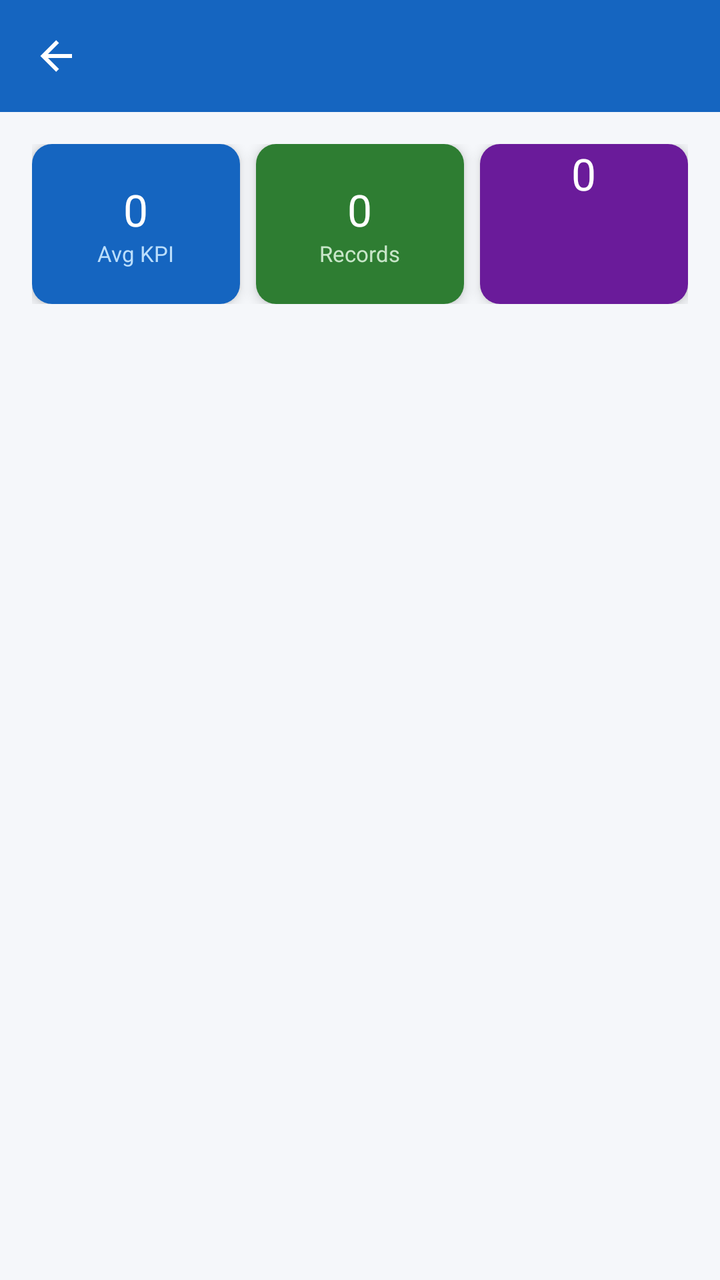
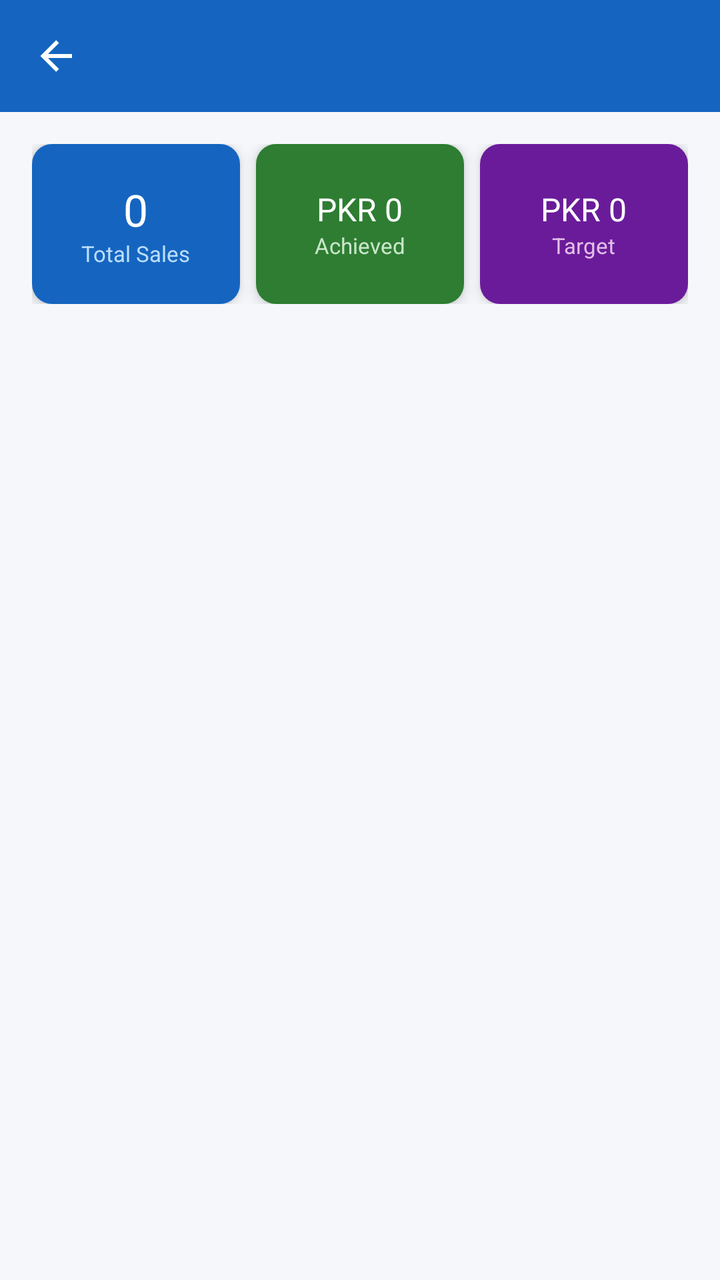

Compare the two renders of this Android layout. The source of the first and the diff that turns it into the second are given below.
<!-- AndroidManifest.xml: application theme Theme.WorkVerse -->
<!-- res/layout/activity_ceo_sales_report.xml -->
<?xml version="1.0" encoding="utf-8"?>
<LinearLayout xmlns:android="http://schemas.android.com/apk/res/android"
    xmlns:app="http://schemas.android.com/apk/res-auto"
    android:layout_width="match_parent" android:layout_height="match_parent"
    android:orientation="vertical" android:background="@color/background">
    <androidx.appcompat.widget.Toolbar android:id="@+id/toolbar"
        android:layout_width="match_parent" android:layout_height="?attr/actionBarSize"
        android:background="@color/primary" app:titleTextColor="@color/white"
        app:navigationIcon="@drawable/ic_back"/>
    <ProgressBar android:id="@+id/progressBar" android:layout_width="wrap_content"
        android:layout_height="wrap_content" android:layout_gravity="center"
        android:visibility="gone"/>
    <LinearLayout android:layout_width="match_parent" android:layout_height="wrap_content"
        android:orientation="horizontal" android:padding="16dp">
        <androidx.cardview.widget.CardView android:layout_width="0dp" android:layout_height="80dp"
            android:layout_weight="1" android:layout_marginEnd="8dp"
            app:cardCornerRadius="10dp" app:cardElevation="4dp">
            <LinearLayout android:layout_width="match_parent" android:layout_height="match_parent"
                android:gravity="center" android:orientation="vertical" android:background="@color/card_blue">
                <TextView android:id="@+id/tvAvgKpi" android:layout_width="wrap_content"
                    android:layout_height="wrap_content" android:text="0" android:textColor="@color/white"
                    android:textSize="22sp" android:fontFamily="sans-serif-bold"/>
                <TextView android:layout_width="wrap_content" android:layout_height="wrap_content"
                    android:text="Avg KPI" android:textColor="#BBDEFB" android:textSize="11sp"/>
            </LinearLayout>
        </androidx.cardview.widget.CardView>
        <androidx.cardview.widget.CardView android:layout_width="0dp" android:layout_height="80dp"
            android:layout_weight="1" app:cardCornerRadius="10dp" app:cardElevation="4dp">
            <LinearLayout android:layout_width="match_parent" android:layout_height="match_parent"
                android:gravity="center" android:orientation="vertical" android:background="@color/card_green">
                <TextView android:id="@+id/tvTotalRecords" android:layout_width="wrap_content"
                    android:layout_height="wrap_content" android:text="0" android:textColor="@color/white"
                    android:textSize="22sp" android:fontFamily="sans-serif-bold"/>
                <TextView android:layout_width="wrap_content" android:layout_height="wrap_content"
                    android:text="Records" android:textColor="#C8E6C9" android:textSize="11sp"/>
            </LinearLayout>
        </androidx.cardview.widget.CardView>
        <androidx.cardview.widget.CardView android:layout_width="0dp" android:layout_height="80dp"
            android:layout_weight="1" android:layout_marginStart="8dp"
            app:cardCornerRadius="10dp" app:cardElevation="4dp">
            <LinearLayout android:layout_width="match_parent" android:layout_height="match_parent"
                android:gravity="center" android:orientation="vertical" android:background="@color/card_purple">
                <TextView android:id="@+id/tvPositive" android:layout_width="wrap_content"
                    android:layout_height="wrap_content" android:text="0" android:textColor="@color/white"
                    android:textSize="22sp" android:fontFamily="sans-serif-bold"/>
                <TextView android:id="@+id/tvNegative" android:layout_width="wrap_content"
                    android:layout_height="wrap_content" android:text="" android:textColor="#E1BEE7" android:textSize="10sp"/>
                <TextView android:id="@+id/tvNeutral" android:layout_width="wrap_content"
                    android:layout_height="wrap_content" android:text="" android:textColor="#E1BEE7" android:textSize="10sp"/>
                <TextView android:id="@+id/tvPresentCount" android:layout_width="wrap_content"
                    android:layout_height="wrap_content" android:text="" android:textColor="#E1BEE7" android:textSize="10sp"/>
                <TextView android:id="@+id/tvAbsentCount" android:layout_width="wrap_content"
                    android:layout_height="wrap_content" android:text="" android:textColor="#E1BEE7" android:textSize="10sp"/>
                <TextView android:id="@+id/tvTotalSales" android:layout_width="wrap_content"
                    android:layout_height="wrap_content" android:text="" android:textColor="#E1BEE7" android:textSize="10sp"/>
                <TextView android:id="@+id/tvTotalAmount" android:layout_width="wrap_content"
                    android:layout_height="wrap_content" android:text="" android:textColor="#E1BEE7" android:textSize="10sp"/>
                <TextView android:id="@+id/tvName" android:layout_width="wrap_content"
                    android:layout_height="wrap_content" android:text="" android:textColor="#E1BEE7" android:textSize="10sp"/>
                <TextView android:id="@+id/tvEmail" android:layout_width="wrap_content"
                    android:layout_height="wrap_content" android:text="" android:textColor="#E1BEE7" android:textSize="10sp"/>
                <TextView android:id="@+id/tvRole" android:layout_width="wrap_content"
                    android:layout_height="wrap_content" android:text="" android:textColor="#E1BEE7" android:textSize="10sp"/>
            </LinearLayout>
        </androidx.cardview.widget.CardView>
    </LinearLayout>
    <TextView android:id="@+id/tvEmpty" android:layout_width="wrap_content"
        android:layout_height="wrap_content" android:text="No data available"
        android:textColor="@color/text_secondary" android:layout_gravity="center"
        android:layout_marginTop="30dp" android:visibility="gone"/>
    <androidx.recyclerview.widget.RecyclerView android:id="@+id/recyclerView"
        android:layout_width="match_parent" android:layout_height="0dp"
        android:layout_weight="1" android:padding="12dp" android:clipToPadding="false"/>
</LinearLayout>
<!-- resources referenced by this layout -->
<resources>
  <color name="background">#F5F7FA</color>
  <color name="card_blue">#1565C0</color>
  <color name="card_green">#2E7D32</color>
  <color name="card_purple">#6A1B9A</color>
  <color name="primary">#1565C0</color>
  <color name="text_secondary">#757575</color>
  <color name="white">#FFFFFF</color>
  <!-- drawable ic_back (drawable) -->
  <?xml version="1.0" encoding="utf-8"?>
  <vector xmlns:android="http://schemas.android.com/apk/res/android" android:width="24dp" android:height="24dp" android:viewportWidth="24" android:viewportHeight="24">
      <path android:fillColor="#FFFFFF" android:pathData="M20,11V13H8L13.5,18.5L12.08,19.92L4.16,12L12.08,4.08L13.5,5.5L8,11H20Z"/>
  </vector>
  <style name="Theme.WorkVerse" parent="Theme.MaterialComponents.Light.NoActionBar">
          <item name="colorPrimary">@color/primary</item>
          <item name="colorPrimaryVariant">@color/primary_dark</item>
          <item name="colorOnPrimary">@color/white</item>
          <item name="colorSecondary">@color/accent</item>
          <item name="android:colorBackground">@color/background</item>
          <item name="android:statusBarColor">@color/primary_dark</item>
      </style>
  <color name="primary_dark">#0D47A1</color>
  <color name="accent">#FF8F00</color>
</resources>

<!-- the commit's change to res/layout/activity_ceo_sales_report.xml (unified diff, before → after) -->
@@ -1,74 +1,145 @@
-<?xml version="1.0" encoding="utf-8"?>
 <LinearLayout xmlns:android="http://schemas.android.com/apk/res/android"
     xmlns:app="http://schemas.android.com/apk/res-auto"
-    android:layout_width="match_parent" android:layout_height="match_parent"
-    android:orientation="vertical" android:background="@color/background">
-    <androidx.appcompat.widget.Toolbar android:id="@+id/toolbar"
-        android:layout_width="match_parent" android:layout_height="?attr/actionBarSize"
-        android:background="@color/primary" app:titleTextColor="@color/white"
-        app:navigationIcon="@drawable/ic_back"/>
-    <ProgressBar android:id="@+id/progressBar" android:layout_width="wrap_content"
-        android:layout_height="wrap_content" android:layout_gravity="center"
-        android:visibility="gone"/>
-    <LinearLayout android:layout_width="match_parent" android:layout_height="wrap_content"
-        android:orientation="horizontal" android:padding="16dp">
-        <androidx.cardview.widget.CardView android:layout_width="0dp" android:layout_height="80dp"
-            android:layout_weight="1" android:layout_marginEnd="8dp"
-            app:cardCornerRadius="10dp" app:cardElevation="4dp">
-            <LinearLayout android:layout_width="match_parent" android:layout_height="match_parent"
-                android:gravity="center" android:orientation="vertical" android:background="@color/card_blue">
-                <TextView android:id="@+id/tvAvgKpi" android:layout_width="wrap_content"
-                    android:layout_height="wrap_content" android:text="0" android:textColor="@color/white"
-                    android:textSize="22sp" android:fontFamily="sans-serif-bold"/>
-                <TextView android:layout_width="wrap_content" android:layout_height="wrap_content"
-                    android:text="Avg KPI" android:textColor="#BBDEFB" android:textSize="11sp"/>
+    android:layout_width="match_parent"
+    android:layout_height="match_parent"
+    android:background="@color/background"
+    android:orientation="vertical">
+
+    <androidx.appcompat.widget.Toolbar
+        android:id="@+id/toolbar"
+        android:layout_width="match_parent"
+        android:layout_height="?attr/actionBarSize"
+        android:background="@color/primary"
+        app:navigationIcon="@drawable/ic_back"
+        app:titleTextColor="@color/white" />
+
+    <ProgressBar
+        android:id="@+id/progressBar"
+        android:layout_width="wrap_content"
+        android:layout_height="wrap_content"
+        android:layout_gravity="center"
+        android:visibility="gone" />
+
+    <LinearLayout
+        android:layout_width="match_parent"
+        android:layout_height="wrap_content"
+        android:orientation="horizontal"
+        android:padding="16dp">
+
+        <androidx.cardview.widget.CardView
+            android:layout_width="0dp"
+            android:layout_height="80dp"
+            android:layout_marginEnd="8dp"
+            android:layout_weight="1"
+            app:cardCornerRadius="10dp"
+            app:cardElevation="4dp">
+
+            <LinearLayout
+                android:layout_width="match_parent"
+                android:layout_height="match_parent"
+                android:background="@color/card_blue"
+                android:gravity="center"
+                android:orientation="vertical">
+
+                <TextView
+                    android:id="@+id/tvTotalSales"
+                    android:layout_width="wrap_content"
+                    android:layout_height="wrap_content"
+                    android:fontFamily="sans-serif-bold"
+                    android:text="0"
+                    android:textColor="@color/white"
+                    android:textSize="22sp" />
+
+                <TextView
+                    android:layout_width="wrap_content"
+                    android:layout_height="wrap_content"
+                    android:text="Total Sales"
+                    android:textColor="#BBDEFB"
+                    android:textSize="11sp" />
             </LinearLayout>
         </androidx.cardview.widget.CardView>
-        <androidx.cardview.widget.CardView android:layout_width="0dp" android:layout_height="80dp"
-            android:layout_weight="1" app:cardCornerRadius="10dp" app:cardElevation="4dp">
-            <LinearLayout android:layout_width="match_parent" android:layout_height="match_parent"
-                android:gravity="center" android:orientation="vertical" android:background="@color/card_green">
-                <TextView android:id="@+id/tvTotalRecords" android:layout_width="wrap_content"
-                    android:layout_height="wrap_content" android:text="0" android:textColor="@color/white"
-                    android:textSize="22sp" android:fontFamily="sans-serif-bold"/>
-                <TextView android:layout_width="wrap_content" android:layout_height="wrap_content"
-                    android:text="Records" android:textColor="#C8E6C9" android:textSize="11sp"/>
+
+        <androidx.cardview.widget.CardView
+            android:layout_width="0dp"
+            android:layout_height="80dp"
+            android:layout_weight="1"
+            app:cardCornerRadius="10dp"
+            app:cardElevation="4dp">
+
+            <LinearLayout
+                android:layout_width="match_parent"
+                android:layout_height="match_parent"
+                android:background="@color/card_green"
+                android:gravity="center"
+                android:orientation="vertical">
+
+                <TextView
+                    android:id="@+id/tvTotalAmount"
+                    android:layout_width="wrap_content"
+                    android:layout_height="wrap_content"
+                    android:fontFamily="sans-serif-bold"
+                    android:text="PKR 0"
+                    android:textColor="@color/white"
+                    android:textSize="16sp" />
+
+                <TextView
+                    android:layout_width="wrap_content"
+                    android:layout_height="wrap_content"
+                    android:text="Achieved"
+                    android:textColor="#C8E6C9"
+                    android:textSize="11sp" />
             </LinearLayout>
         </androidx.cardview.widget.CardView>
-        <androidx.cardview.widget.CardView android:layout_width="0dp" android:layout_height="80dp"
-            android:layout_weight="1" android:layout_marginStart="8dp"
-            app:cardCornerRadius="10dp" app:cardElevation="4dp">
-            <LinearLayout android:layout_width="match_parent" android:layout_height="match_parent"
-                android:gravity="center" android:orientation="vertical" android:background="@color/card_purple">
-                <TextView android:id="@+id/tvPositive" android:layout_width="wrap_content"
-                    android:layout_height="wrap_content" android:text="0" android:textColor="@color/white"
-                    android:textSize="22sp" android:fontFamily="sans-serif-bold"/>
-                <TextView android:id="@+id/tvNegative" android:layout_width="wrap_content"
-                    android:layout_height="wrap_content" android:text="" android:textColor="#E1BEE7" android:textSize="10sp"/>
-                <TextView android:id="@+id/tvNeutral" android:layout_width="wrap_content"
-                    android:layout_height="wrap_content" android:text="" android:textColor="#E1BEE7" android:textSize="10sp"/>
-                <TextView android:id="@+id/tvPresentCount" android:layout_width="wrap_content"
-                    android:layout_height="wrap_content" android:text="" android:textColor="#E1BEE7" android:textSize="10sp"/>
-                <TextView android:id="@+id/tvAbsentCount" android:layout_width="wrap_content"
-                    android:layout_height="wrap_content" android:text="" android:textColor="#E1BEE7" android:textSize="10sp"/>
-                <TextView android:id="@+id/tvTotalSales" android:layout_width="wrap_content"
-                    android:layout_height="wrap_content" android:text="" android:textColor="#E1BEE7" android:textSize="10sp"/>
-                <TextView android:id="@+id/tvTotalAmount" android:layout_width="wrap_content"
-                    android:layout_height="wrap_content" android:text="" android:textColor="#E1BEE7" android:textSize="10sp"/>
-                <TextView android:id="@+id/tvName" android:layout_width="wrap_content"
-                    android:layout_height="wrap_content" android:text="" android:textColor="#E1BEE7" android:textSize="10sp"/>
-                <TextView android:id="@+id/tvEmail" android:layout_width="wrap_content"
-                    android:layout_height="wrap_content" android:text="" android:textColor="#E1BEE7" android:textSize="10sp"/>
-                <TextView android:id="@+id/tvRole" android:layout_width="wrap_content"
-                    android:layout_height="wrap_content" android:text="" android:textColor="#E1BEE7" android:textSize="10sp"/>
+
+        <androidx.cardview.widget.CardView
+            android:layout_width="0dp"
+            android:layout_height="80dp"
+            android:layout_marginStart="8dp"
+            android:layout_weight="1"
+            app:cardCornerRadius="10dp"
+            app:cardElevation="4dp">
+
+            <LinearLayout
+                android:layout_width="match_parent"
+                android:layout_height="match_parent"
+                android:background="@color/card_purple"
+                android:gravity="center"
+                android:orientation="vertical">
+
+                <TextView
+                    android:id="@+id/tvTargetAmount"
+                    android:layout_width="wrap_content"
+                    android:layout_height="wrap_content"
+                    android:fontFamily="sans-serif-bold"
+                    android:text="PKR 0"
+                    android:textColor="@color/white"
+                    android:textSize="16sp" />
+
+                <TextView
+                    android:layout_width="wrap_content"
+                    android:layout_height="wrap_content"
+                    android:text="Target"
+                    android:textColor="#E1BEE7"
+                    android:textSize="11sp" />
             </LinearLayout>
         </androidx.cardview.widget.CardView>
     </LinearLayout>
-    <TextView android:id="@+id/tvEmpty" android:layout_width="wrap_content"
-        android:layout_height="wrap_content" android:text="No data available"
-        android:textColor="@color/text_secondary" android:layout_gravity="center"
-        android:layout_marginTop="30dp" android:visibility="gone"/>
-    <androidx.recyclerview.widget.RecyclerView android:id="@+id/recyclerView"
-        android:layout_width="match_parent" android:layout_height="0dp"
-        android:layout_weight="1" android:padding="12dp" android:clipToPadding="false"/>
+
+    <TextView
+        android:id="@+id/tvEmpty"
+        android:layout_width="wrap_content"
+        android:layout_height="wrap_content"
+        android:layout_gravity="center"
+        android:layout_marginTop="30dp"
+        android:text="No data available"
+        android:textColor="@color/text_secondary"
+        android:visibility="gone" />
+
+    <androidx.recyclerview.widget.RecyclerView
+        android:id="@+id/recyclerView"
+        android:layout_width="match_parent"
+        android:layout_height="0dp"
+        android:layout_weight="1"
+        android:clipToPadding="false"
+        android:padding="12dp" />
 </LinearLayout>
